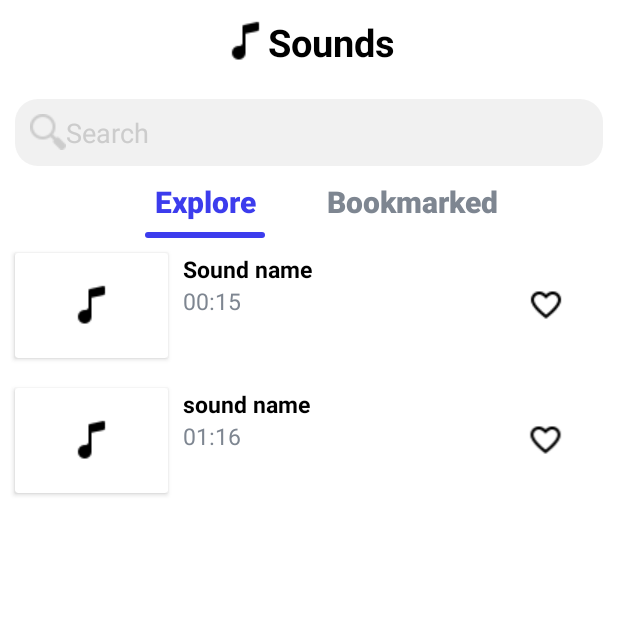
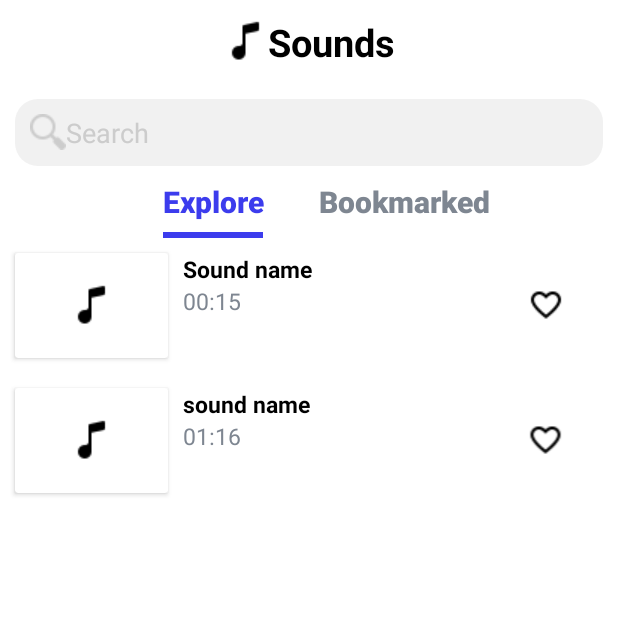
Before and after one commit to alisha-budhathoki/tiktokclone, an Android app: the SoundActivity screen opened directly, with no data from a screen before it, on a phone screen of 412 x 824 dp, the top half of it. Run offline under Robolectric (Android 15) with nearby library versions, the light colour scheme and no system bars.

Commit message:
adding custom indicator with respect to tab title

```diff
--- a/app/src/main/java/com/halfwaiter/lol/activities/SoundActivity.java
+++ b/app/src/main/java/com/halfwaiter/lol/activities/SoundActivity.java
@@ -5,7 +5,10 @@ import androidx.core.content.ContextCompat;
 import androidx.viewpager.widget.ViewPager;
 
 import android.graphics.drawable.Drawable;
+import android.os.Build;
 import android.os.Bundle;
+import android.view.View;
+import android.view.ViewGroup;
 import android.widget.TextView;
 
 import com.google.android.material.tabs.TabLayout;
@@ -61,6 +64,49 @@ public class SoundActivity extends AppCompatActivity {
                 System.out.println("nsvhv");
             }
         });
+        wrapTabIndicatorToTitle(tabLayout, 100, 10);
 
     }
+    public void wrapTabIndicatorToTitle(TabLayout tabLayout, int externalMargin, int internalMargin) {
+        View tabStrip = tabLayout.getChildAt(0);
+        if (tabStrip instanceof ViewGroup) {
+            ViewGroup tabStripGroup = (ViewGroup) tabStrip;
+            int childCount = ((ViewGroup) tabStrip).getChildCount();
+            for (int i = 0; i < childCount; i++) {
+                View tabView = tabStripGroup.getChildAt(i);
+                //set minimum width to 0 for instead for small texts, indicator is not wrapped as expected
+                tabView.setMinimumWidth(0);
+                // set padding to 0 for wrapping indicator as title
+                tabView.setPadding(0, tabView.getPaddingTop(), 0, tabView.getPaddingBottom());
+                // setting custom margin between tabs
+                if (tabView.getLayoutParams() instanceof ViewGroup.MarginLayoutParams) {
+                    ViewGroup.MarginLayoutParams layoutParams = (ViewGroup.MarginLayoutParams) tabView.getLayoutParams();
+                    if (i == 0) {
+                        // left
+                        settingMargin(layoutParams, externalMargin, internalMargin);
+                    } else if (i == childCount - 1) {
+                        // right
+                        settingMargin(layoutParams, internalMargin, externalMargin);
+                    } else {
+                        // internal
+                        settingMargin(layoutParams, internalMargin, internalMargin);
+                    }
+                }
+            }
+
+            tabLayout.requestLayout();
+        }
+    }
+
+    private void settingMargin(ViewGroup.MarginLayoutParams layoutParams, int start, int end) {
+        if (Build.VERSION.SDK_INT >= Build.VERSION_CODES.JELLY_BEAN_MR1) {
+            layoutParams.setMarginStart(start);
+            layoutParams.setMarginEnd(end);
+            layoutParams.leftMargin = start;
+            layoutParams.rightMargin = end;
+        } else {
+            layoutParams.leftMargin = start;
+            layoutParams.rightMargin = end;
+        }
+    }
 }
--- a/app/src/main/res/layout/activity_sound.xml
+++ b/app/src/main/res/layout/activity_sound.xml
@@ -35,8 +35,8 @@
         app:layout_constraintTop_toBottomOf="@+id/et_search_sound"
         app:tabGravity="center"
         app:tabIndicatorColor="@color/tabSelected"
-        app:tabIndicator="@drawable/custom_indicator"
         app:tabIndicatorHeight="4dp"
+        app:tabIndicatorFullWidth="false"
         app:tabMode="fixed"
         app:tabSelectedTextColor="@color/tabSelected"
         app:tabTextAppearance="@style/MyCustomTextAppearance"
--- a/app/src/main/res/layout/fragment_search.xml
+++ b/app/src/main/res/layout/fragment_search.xml
@@ -34,7 +34,6 @@
         app:layout_constraintTop_toBottomOf="@+id/searchEt"
         app:tabGravity="center"
         app:tabIndicatorColor="@color/tabSelected"
-        app:tabIndicator="@drawable/custom_indicator"
         app:tabIndicatorHeight="4dp"
         app:tabMode="fixed"
         app:tabSelectedTextColor="@color/tabSelected"
```
Also changed, not shown: app/src/main/java/com/halfwaiter/lol/fragments/SearchFragment.java (+60 -15 lines).
